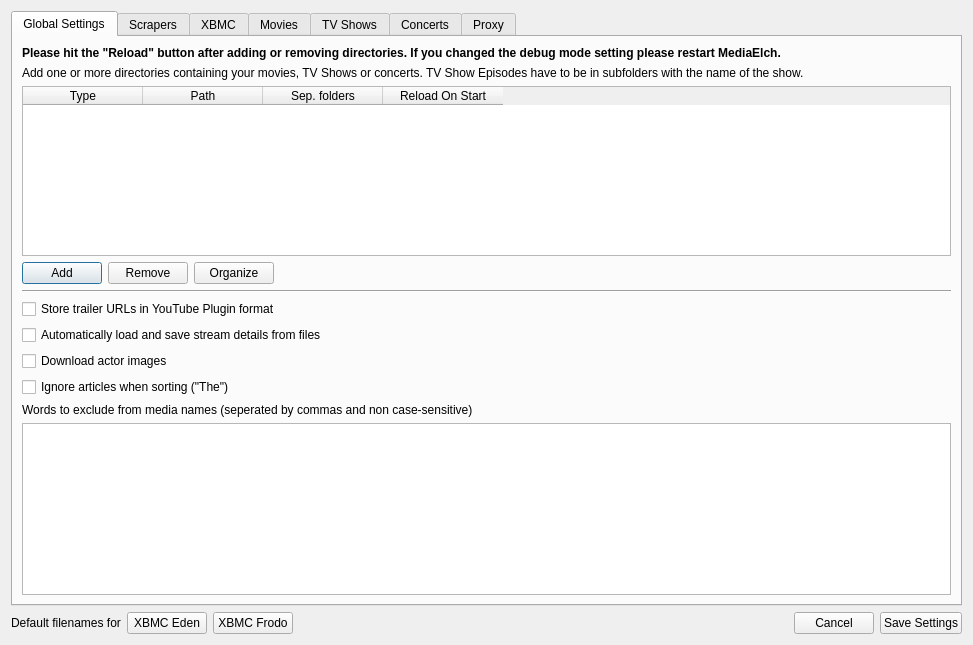
Before: the Qt Designer form settings/SettingsWidget.ui in Komet/MediaElch, drawn with Qt 5.
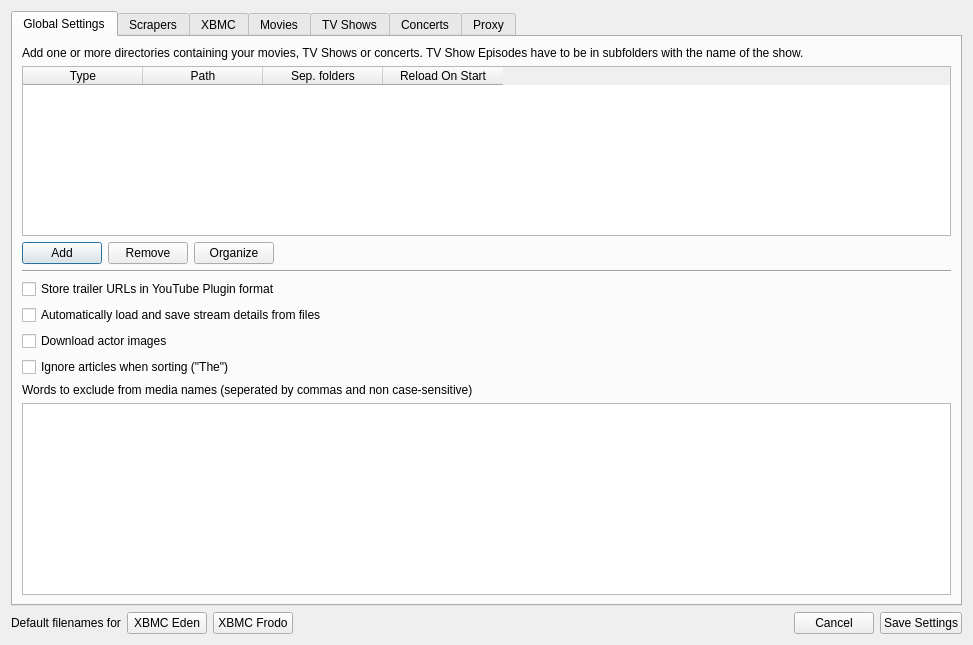
After: the same form once the commit is applied. Icons and pictures are not drawn. Custom widgets are drawn as their Qt base class.

```diff
--- a/settings/SettingsWidget.ui
+++ b/settings/SettingsWidget.ui
@@ -85,23 +85,7 @@
       <attribute name="title">
        <string>Global Settings</string>
       </attribute>
-      <layout class="QVBoxLayout" name="verticalLayout_2" stretch="0,0,0,0,0,0,0,0,0,0,1">
-       <item>
-        <widget class="QLabel" name="label_12">
-         <property name="font">
-          <font>
-           <weight>75</weight>
-           <bold>true</bold>
-          </font>
-         </property>
-         <property name="text">
-          <string>Please hit the &quot;Reload&quot; button after adding or removing directories. If you changed the debug mode setting please restart MediaElch.</string>
-         </property>
-         <property name="wordWrap">
-          <bool>true</bool>
-         </property>
-        </widget>
-       </item>
+      <layout class="QVBoxLayout" name="verticalLayout_2" stretch="0,0,0,0,0,0,0,0,0,1">
        <item>
         <widget class="QLabel" name="label">
          <property name="text">
```
